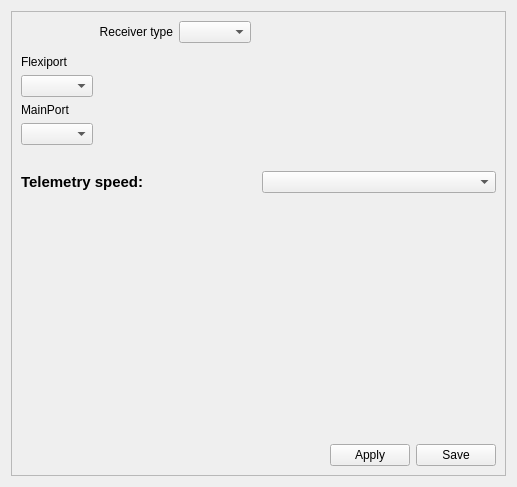
openpilot/OpenPilot, file ground/openpilotgcs/src/plugins/config/cc_hw_settings.ui: the form before one commit.
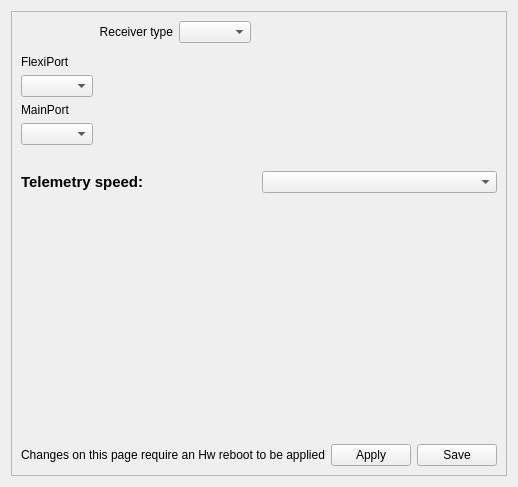
The form after the commit. Icons and pictures are not drawn.

```diff
--- a/ground/openpilotgcs/src/plugins/config/cc_hw_settings.ui
+++ b/ground/openpilotgcs/src/plugins/config/cc_hw_settings.ui
@@ -64,7 +64,7 @@
         <item row="1" column="0">
          <widget class="QLabel" name="label_5">
           <property name="text">
-           <string>Flexiport</string>
+           <string>FlexiPort</string>
           </property>
           <property name="alignment">
            <set>Qt::AlignBottom|Qt::AlignLeading|Qt::AlignLeft</set>
@@ -124,6 +124,25 @@
         </item>
        </layout>
       </item>
+      <item>
+       <widget class="QLabel" name="problems">
+        <property name="font">
+         <font>
+          <weight>75</weight>
+          <bold>true</bold>
+         </font>
+        </property>
+        <property name="text">
+         <string/>
+        </property>
+        <property name="textFormat">
+         <enum>Qt::AutoText</enum>
+        </property>
+        <property name="wordWrap">
+         <bool>true</bool>
+        </property>
+       </widget>
+      </item>
       <item>
        <spacer name="verticalSpacer">
         <property name="orientation">
@@ -140,15 +159,9 @@
       <item>
        <layout class="QHBoxLayout" name="horizontalLayout_2">
         <item>
-         <widget class="QLabel" name="problems">
+         <widget class="QLabel" name="label_6">
           <property name="text">
-           <string/>
-          </property>
-          <property name="textFormat">
-           <enum>Qt::AutoText</enum>
-          </property>
-          <property name="wordWrap">
-           <bool>true</bool>
+           <string>Changes on this page require an Hw reboot to be applied</string>
           </property>
          </widget>
         </item>
```
